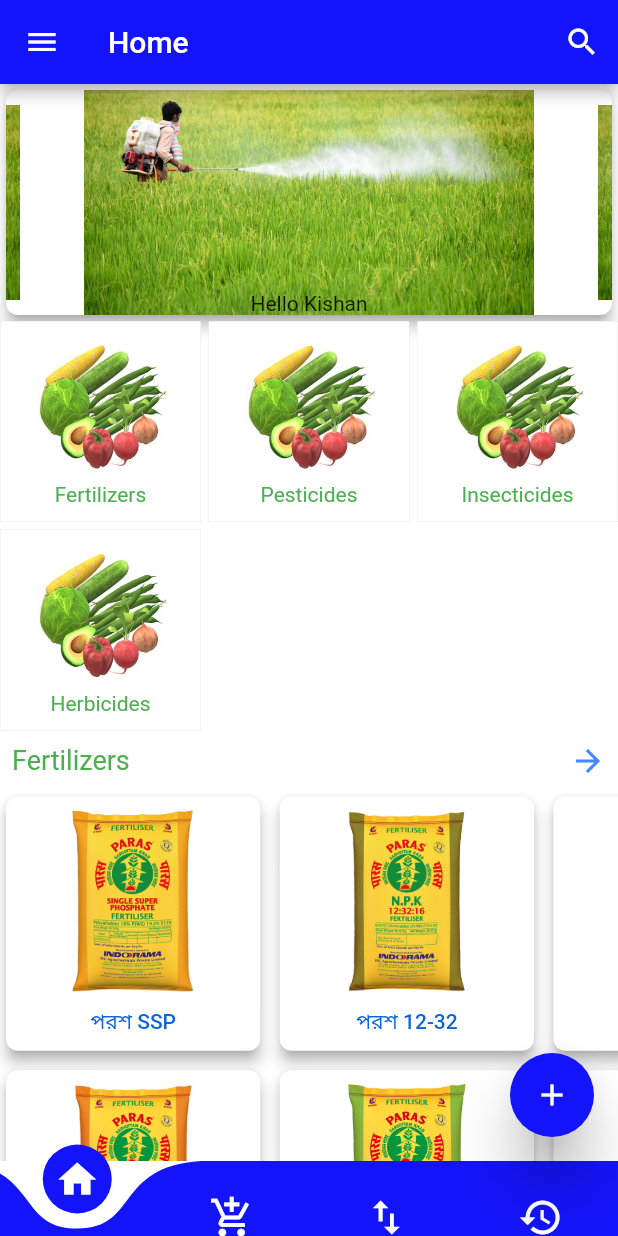
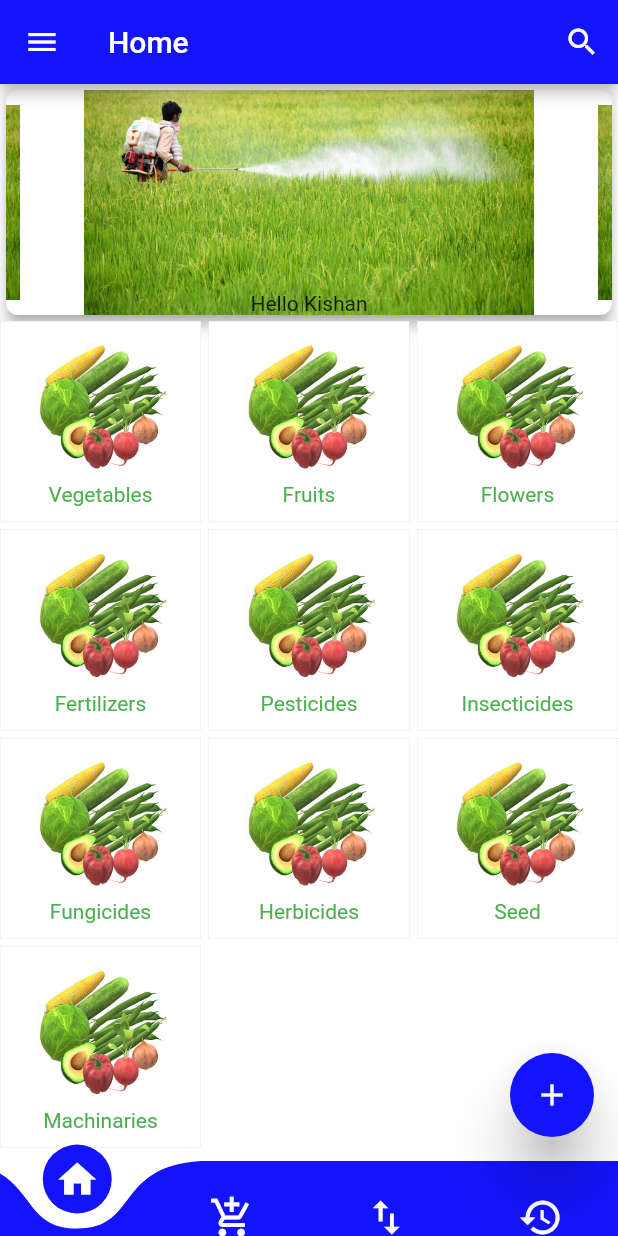
Before and after one commit to swarupanandadhua/HelloKishan, a Flutter app: the Wrapper screen opened directly, on a phone screen of 412 x 824 dp. Run offline on Flutter 3.47's test engine with Material 2 defaults, Android fonts, the phone set to English and light mode, and no system bars; drawn by our look-alikes of carousel_slider, curved_navigation_bar; our stand-ins replace cloud_firestore, easy_localization, firebase_auth, firebase_core, firebase_messaging, firebase_storage and 5 more; missing offline and left inert: firebase_admob, firestore_ui, geocoder, geoflutterfire, upi_pay; accounts and stored records are empty.

Commit message:
Payment Option, Products Refractoring

```diff
--- a/assets/translations/en-US.json
+++ b/assets/translations/en-US.json
@@ -98,11 +98,15 @@
   "Nearest first": "Nearest first",
   "Maximum": "Maximum",
   "Vegetables": "Vegetables",
+  "Flowers": "Flowers",
+  "Fruits": "Fruits",
   "Fertilizers": "Fertilizers",
   "Pesticides": "Pesticides",
   "Insecticides": "Insecticides",
   "Fungicides": "Fungicides",
   "Herbicides": "Herbicides",
+  "Seeds": "Seed",
+  "Machinaries": "Machinaries",
   "Arum": "Arum",
   "Bitter Gourd": "Bitter Gourd",
   "Green Chili": "Green Chili",
@@ -157,5 +161,11 @@
   "Read Leafy": "Read Leafy",
   "Lettuce": "Lettuce",
   "Cress": "Cress",
-  "Watermelon": "Watermelon"
+  "Watermelon": "Watermelon",
+  "Paras SSP": "Paras SSP",
+  "Paras 10-26": "Paras 10-26",
+  "Paras 12-32": "Paras 12-32",
+  "Paras 14-35": "Paras 14-35",
+  "Paras DAP": "Paras DAP",
+  "Paras MOP": "Paras MOP"
 }
--- a/lib/Models/Products.dart
+++ b/lib/Models/Products.dart
@@ -1,15 +1,65 @@
+class Category {
+  final String id;
+  final String name;
+  final String image;
+  final List<Category> subcategories;
+  final List<List<String>> prodList;
+
+  int getHash() {
+    return id.hashCode;
+  }
+
+  const Category(
+    this.id,
+    this.name,
+    this.image,
+    this.subcategories,
+    this.prodList,
+  );
+}
+
+const List<Category> CATEGORIES = [
+  Category('VEG', 'Vegetables', 'assets/images/app_logo.jpg', null, VEGETABLES),
+  Category('FRUIT', 'Fruits', 'assets/images/app_logo.jpg', null, null),
+  Category('FLWR', 'Flowers', 'assets/images/app_logo.jpg', null, null),
+  Category('FERT', 'Fertilizers', 'assets/images/app_logo.jpg', null, FERTLIZERS),
+  Category('PSIDE', 'Pesticides', 'assets/images/app_logo.jpg', null, null),
+  Category('ISIDE', 'Insecticides', 'assets/images/app_logo.jpg', null, null),
+  Category('FSIDE', 'Fungicides', 'assets/images/app_logo.jpg', null, null),
+  Category('HSIDE', 'Herbicides', 'assets/images/app_logo.jpg', null, null),
+  Category(
+    'SEED',
+    'Seeds',
+    'assets/images/app_logo.jpg',
+    <Category>[
+      Category('SEED-VEG', 'Vegetable Seeds', 'assets/images/app_logo.jpg', null, null),
+      Category('SEED-FRUIT', 'Fruit Seeds', 'assets/images/app_logo.jpg', null, null),
+      Category('SEED-FLWR', 'Flower Seeds', 'assets/images/app_logo.jpg', null, null),
+    ],
+    null,
+  ),
+  Category('MACH', 'Machinaries', 'assets/images/app_logo.jpg', null, null),
+];
+
 const List<List<String>> FERTLIZERS = [
-  ['পরশ SSP', 'Paras SSP', 'assets/images/paras-ssp.png', '0'],
-  ['পরশ ১০-২৬', 'Paas 10-26', 'assets/images/paras-10-26-26.png', '1'],
-  ['পরশ 12-32', 'Paras 12-32', 'assets/images/paras-12-32-16.png', '2'],
-  ['পরশ 14-35', 'Paras 14-35', 'assets/images/paras-14-35-14.png', '3'],
-  ['পরশ ডি.এ.পি.', 'Paras DAP', 'assets/images/paras-dap.png', '4'],
-  ['পরশ MOP', 'Paras MOP', 'assets/images/paras-mop.png', '5'],
+  ['Paras SSP', 'assets/images/paras-ssp.png', '0'],
+  ['Paras 10-26', 'assets/images/paras-10-26-26.png', '1'],
+  ['Paras 12-32', 'assets/images/paras-12-32-16.png', '2'],
+  ['Paras 14-35', 'assets/images/paras-14-35-14.png', '3'],
+  ['Paras DAP', 'assets/images/paras-dap.png', '4'],
+  ['Paras MOP', 'assets/images/paras-mop.png', '5'],
 ];
 
 const PROD_NAME_IDX = 0;
 const PROD_LOGO_IDX = 1;
 const PROD_ID_IDX = 2;
+
+const List<String> HOME_PAGE_BANNERS = [
+  'assets/images/banner.jpg',
+  'assets/images/banner.jpg',
+  'assets/images/banner.jpg',
+  'assets/images/banner.jpg',
+];
 
 const List<List<String>> VEGETABLES = [
   // সবজি
--- a/lib/Screens/Home/HomeScreen.dart
+++ b/lib/Screens/Home/HomeScreen.dart
@@ -1,63 +1,19 @@
 import 'package:HelloKishan/Models/Products.dart';
 import 'package:HelloKishan/Models/Strings.dart';
 import 'package:HelloKishan/Models/Styles.dart';
+import 'package:HelloKishan/Screens/Home/HomeWidgets/CarouselSliderWidget.dart';
 import 'package:HelloKishan/Screens/Search/SearchResultScreen.dart';
-import 'package:carousel_slider/carousel_slider.dart';
 import 'package:flutter/material.dart';
 import 'package:easy_localization/easy_localization.dart';
 
 class HomeScreen extends StatelessWidget {
-  final List<String> homeBanners = [
-    'assets/images/banner.jpg',
-    'assets/images/banner.jpg',
-    'assets/images/banner.jpg',
-    'assets/images/banner.jpg',
-  ];
-
-  final List<String> categories = [
-    STRING_FERTILIZERS,
-    STRING_PESTICIDES,
-    STRING_INSECTICIDES,
-    STRING_HERBICIDES,
-  ];
-  final List<String> imageLocations = [
-    'assets/images/app_logo.jpg',
-    'assets/images/app_logo.jpg',
-    'assets/images/app_logo.jpg',
-    'assets/images/app_logo.jpg',
-  ];
-
   @override
   Widget build(BuildContext context) {
     return ListView(
       scrollDirection: Axis.vertical,
       children: [
         Card(
-          child: CarouselSlider.builder(
-            options: CarouselOptions(
-              height: 150,
-              enableInfiniteScroll: true,
-              autoPlay: true,
-              autoPlayInterval: Duration(seconds: 3),
-              autoPlayAnimationDuration: Duration(milliseconds: 800),
-              autoPlayCurve: Curves.fastOutSlowIn,
-              enlargeCenterPage: true,
-              //onPageChanged: callbackFunction,
-              scrollDirection: Axis.horizontal,
-            ),
-            itemCount: homeBanners.length,
-            itemBuilder: (_, int i) => Container(
-              child: Stack(
-                alignment: AlignmentDirectional.bottomCenter,
-                children: [
-                  Image.asset(
-                    homeBanners[i],
-                  ),
-                  Text(STRING_APP_NAME.tr()),
-                ],
-              ),
-            ),
-          ),
+          child: CarouselSliderWidget(HOME_PAGE_BANNERS),
         ),
         GridView.builder(
           addRepaintBoundaries: true,
@@ -69,7 +25,7 @@ class HomeScreen extends StatelessWidget {
             mainAxisSpacing: 5.0,
           ),
           shrinkWrap: true,
-          itemCount: categories.length,
+          itemCount: CATEGORIES.length,
           itemBuilder: (context, i) {
             return GestureDetector(
               onTap: () {
@@ -92,7 +48,7 @@ class HomeScreen extends StatelessWidget {
                     Expanded(
                       flex: 2,
                       child: Image.asset(
-                        imageLocations[i],
+                        CATEGORIES[i].image,
                         fit: BoxFit.scaleDown,
                       ),
                     ),
@@ -104,7 +60,7 @@ class HomeScreen extends StatelessWidget {
                           Expanded(
                             flex: 1,
                             child: Text(
-                              categories[i].tr(),
+                              CATEGORIES[i].name.tr(),
                               textAlign: TextAlign.center,
                               style: TextStyle(
                                 fontSize: 14,
@@ -169,9 +125,7 @@ class HomeScreen extends StatelessWidget {
                         padding: EdgeInsets.all(8),
                         height: 140,
                         width: 140,
-                        // child: ClipOval(
-                        child: Image.asset(p[2]),
-                        //),
+                        child: Image.asset(p[PROD_LOGO_IDX]),
                       ),
                       Text(p[PROD_NAME_IDX].tr(), style: styleName),
                     ],
--- /dev/null
+++ b/lib/Screens/Home/HomeWidgets/CarouselSliderWidget.dart
@@ -0,0 +1,40 @@
+import 'package:HelloKishan/Models/Strings.dart';
+import 'package:carousel_slider/carousel_slider.dart';
+import 'package:flutter/material.dart';
+
+import 'package:easy_localization/easy_localization.dart';
+
+class CarouselSliderWidget extends StatelessWidget {
+  final List<String> banners;
+
+  const CarouselSliderWidget(this.banners);
+
+  @override
+  Widget build(BuildContext context) {
+    return CarouselSlider.builder(
+      options: CarouselOptions(
+        height: 150,
+        enableInfiniteScroll: true,
+        autoPlay: true,
+        autoPlayInterval: Duration(seconds: 3),
+        autoPlayAnimationDuration: Duration(milliseconds: 800),
+        autoPlayCurve: Curves.fastOutSlowIn,
+        enlargeCenterPage: true,
+        //onPageChanged: callbackFunction,
+        scrollDirection: Axis.horizontal,
+      ),
+      itemCount: banners.length,
+      itemBuilder: (_, int i) => Container(
+        child: Stack(
+          alignment: AlignmentDirectional.bottomCenter,
+          children: [
+            Image.asset(
+              banners[i],
+            ),
+            Text(STRING_APP_NAME.tr()),
+          ],
+        ),
+      ),
+    );
+  }
+}
--- a/lib/Screens/Profile/OTPLoginScreen.dart
+++ b/lib/Screens/Profile/OTPLoginScreen.dart
@@ -55,7 +55,8 @@ class OTPLoginScreenState extends State<OTPLoginScreen> {
                       Padding(
                         padding: const EdgeInsets.all(8.0),
                         child: Icon(
-                          Icons.arrow_forward,
+                          Icons.language,
+                          size: 32,
                         ),
                       ),
                     ],
--- a/lib/Services/SharedPrefData.dart
+++ b/lib/Services/SharedPrefData.dart
@@ -32,8 +32,8 @@ class SharedPrefData {
   static void setFCMToken(String token) => p.setString('fcmToken', token);
   static String getFCMToken() => p.getString('fcmToken');
 
-  static void setLanguage(String language) => p.setString('language', language);
-  static String getLanguage() => p.getString('language');
+  static void setLanguage(int language) => p.setInt('language', language);
+  static int getLanguage() => p.getInt('language');
 
   static void reset() {
     p.remove('address');
--- a/pubspec.yaml
+++ b/pubspec.yaml
@@ -30,6 +30,7 @@ dependencies:
   geoflutterfire:
   geolocator:
   provider:
+  upi_pay:
 
 environment:
   sdk:
```
Also changed, not shown: assets/translations/bn-IN.json (+15 -5 lines), lib/Screens/Common/HelloKishanDialog.dart (+9 -12 lines), lib/Screens/Payment/UpiPayment.dart (added, +158 -0 lines), lib/Screens/Welcome/WelcomeScreen.dart (+7 -2 lines), pubspec.lock.
